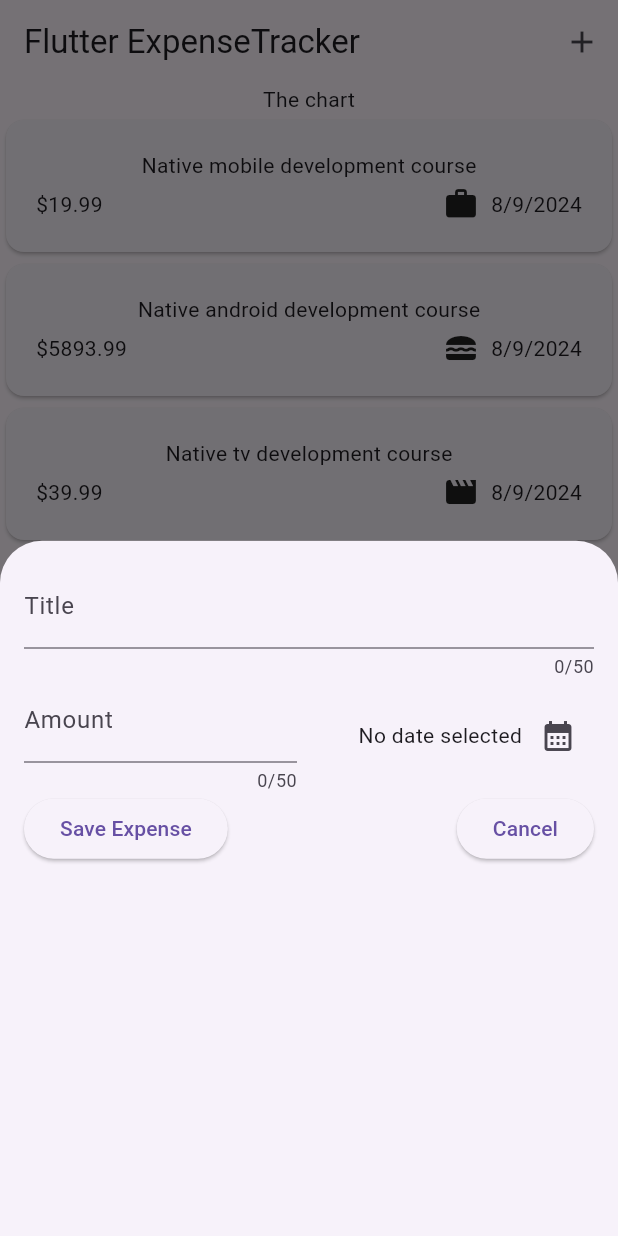
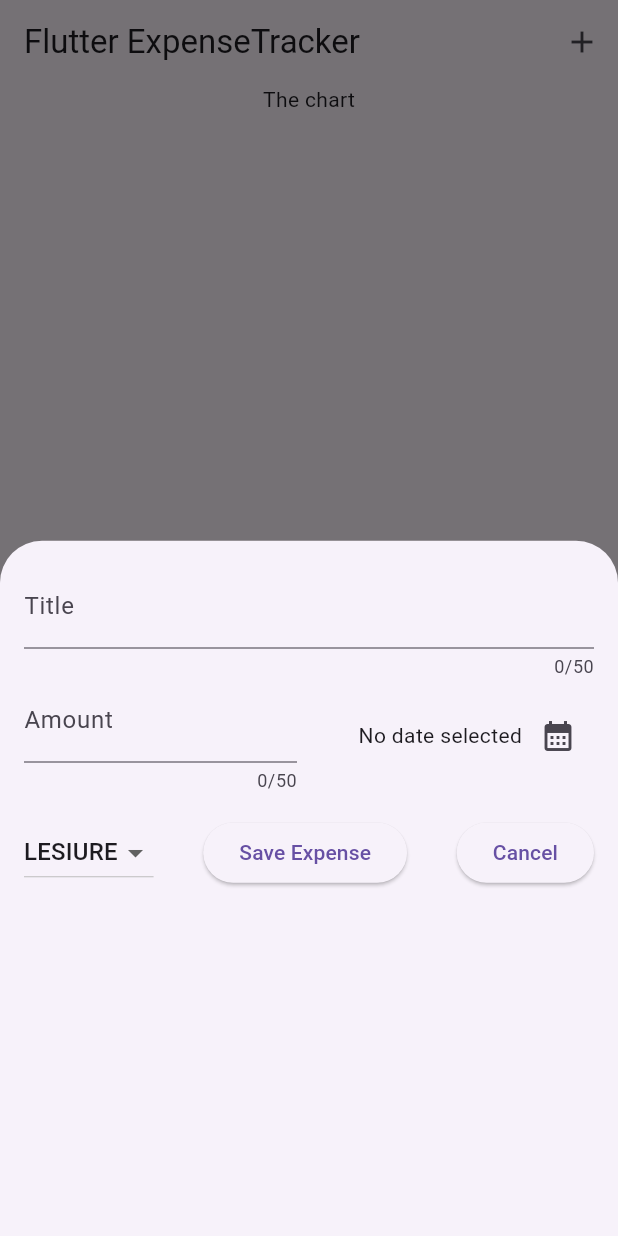
Before and after one commit to avijeetpandey/expense_tracker, a Flutter app: the screen it shows after launch, after a tap on the "add" icon, on a phone screen of 412 x 824 dp. Run offline on Flutter 3.47's test engine with Material 3 defaults, Android fonts, the phone set to English and light mode, and no system bars.

Commit message:
add: ability to add expense items

```diff
--- a/lib/expenses.dart
+++ b/lib/expenses.dart
@@ -2,7 +2,6 @@ import 'package:expense_tracker/widgets/expenses_list.dart';
 import 'package:expense_tracker/widgets/new_expense.dart';
 import 'package:flutter/material.dart';
 import 'package:expense_tracker/models/expense.dart';
-import 'package:expense_tracker/models/category.dart';
 
 class Expenses extends StatefulWidget {
   const Expenses({super.key});
@@ -12,44 +11,21 @@ class Expenses extends StatefulWidget {
 }
 
 class _ExpensesState extends State<Expenses> {
-  final List<Expense> _registeredExpenses = [
-    Expense(
-        title: 'Native mobile development course',
-        amount: 19.99,
-        time: DateTime.now(),
-        category: ExpenseCategory.work),
-    Expense(
-        title: 'Native android development course',
-        amount: 5893.99,
-        time: DateTime.now(),
-        category: ExpenseCategory.food),
-    Expense(
-        title: 'Native tv development course',
-        amount: 39.99,
-        time: DateTime.now(),
-        category: ExpenseCategory.lesiure),
-    Expense(
-        title: 'Native tv development course',
-        amount: 39.99,
-        time: DateTime.now(),
-        category: ExpenseCategory.travel),
-    Expense(
-        title: 'Native tv development course',
-        amount: 39.99,
-        time: DateTime.now(),
-        category: ExpenseCategory.lesiure),
-    Expense(
-        title: 'Native tv development course',
-        amount: 39.99,
-        time: DateTime.now(),
-        category: ExpenseCategory.lesiure),
-  ];
+  final List<Expense> _registeredExpenses = [];
 
   void _openAddExpenseOverlay() {
     showModalBottomSheet(
       context: context,
-      builder: (ctx) => const NewExpense(),
+      builder: (ctx) => NewExpense(
+        onAddExpense: _addExpense,
+      ),
     );
+  }
+
+  void _addExpense(Expense expense) {
+    setState(() {
+      _registeredExpenses.add(expense);
+    });
   }
 
   @override
--- a/lib/widgets/new_expense.dart
+++ b/lib/widgets/new_expense.dart
@@ -1,8 +1,10 @@
+import 'package:expense_tracker/models/category.dart';
 import 'package:expense_tracker/models/expense.dart';
 import 'package:flutter/material.dart';
 
 class NewExpense extends StatefulWidget {
-  const NewExpense({super.key});
+  const NewExpense({super.key, required this.onAddExpense});
+  final void Function(Expense expense) onAddExpense;
 
   @override
   State<NewExpense> createState() => _NewExpenseState();
@@ -12,6 +14,7 @@ class _NewExpenseState extends State<NewExpense> {
   final _titleController = TextEditingController();
   final _amountController = TextEditingController();
   DateTime? _selectedDate;
+  ExpenseCategory _selectedCategory = ExpenseCategory.lesiure;
 
   void _presentDatePicker() async {
     final now = DateTime.now();
@@ -25,6 +28,45 @@ class _NewExpenseState extends State<NewExpense> {
     setState(() {
       _selectedDate = pickedDate;
     });
+  }
+
+  void _submitExpenseData() {
+    final enteredAmount = double.tryParse(_amountController.text);
+    final amountIsInvalid = enteredAmount == null || enteredAmount <= 0;
+
+    if (_titleController.text.trim().isEmpty ||
+        amountIsInvalid ||
+        _selectedDate == null) {
+      // show error message
+      showDialog(
+        context: context,
+        builder: (ctx) => AlertDialog(
+          title: const Text("Invalid input"),
+          content: const Text(
+              "Please make sure a valid title, amount, date and catefory was entered"),
+          actions: [
+            TextButton(
+              onPressed: () {
+                Navigator.pop(ctx);
+              },
+              child: const Text("Okay"),
+            )
+          ],
+        ),
+      );
+
+      return;
+    }
+
+    Expense expense = Expense(
+        title: _titleController.text,
+        amount: enteredAmount!,
+        time: _selectedDate!,
+        category: _selectedCategory);
+
+    widget.onAddExpense(expense);
+
+    Navigator.pop(context);
   }
 
   @override
@@ -83,11 +125,35 @@ class _NewExpenseState extends State<NewExpense> {
               )
             ],
           ),
+          const SizedBox(
+            height: 16,
+          ),
           Row(
             mainAxisAlignment: MainAxisAlignment.spaceBetween,
             children: [
+              DropdownButton(
+                value: _selectedCategory,
+                items: ExpenseCategory.values
+                    .map(
+                      (category) => DropdownMenuItem(
+                        value: category,
+                        child: Text(
+                          category.name.toUpperCase(),
+                        ),
+                      ),
+                    )
+                    .toList(),
+                onChanged: (value) {
+                  if (value == null) return;
+                  setState(() {
+                    _selectedCategory = value;
+                  });
+                },
+              ),
               ElevatedButton(
-                onPressed: () {},
+                onPressed: () {
+                  _submitExpenseData();
+                },
                 child: const Text("Save Expense"),
               ),
               ElevatedButton(
```
